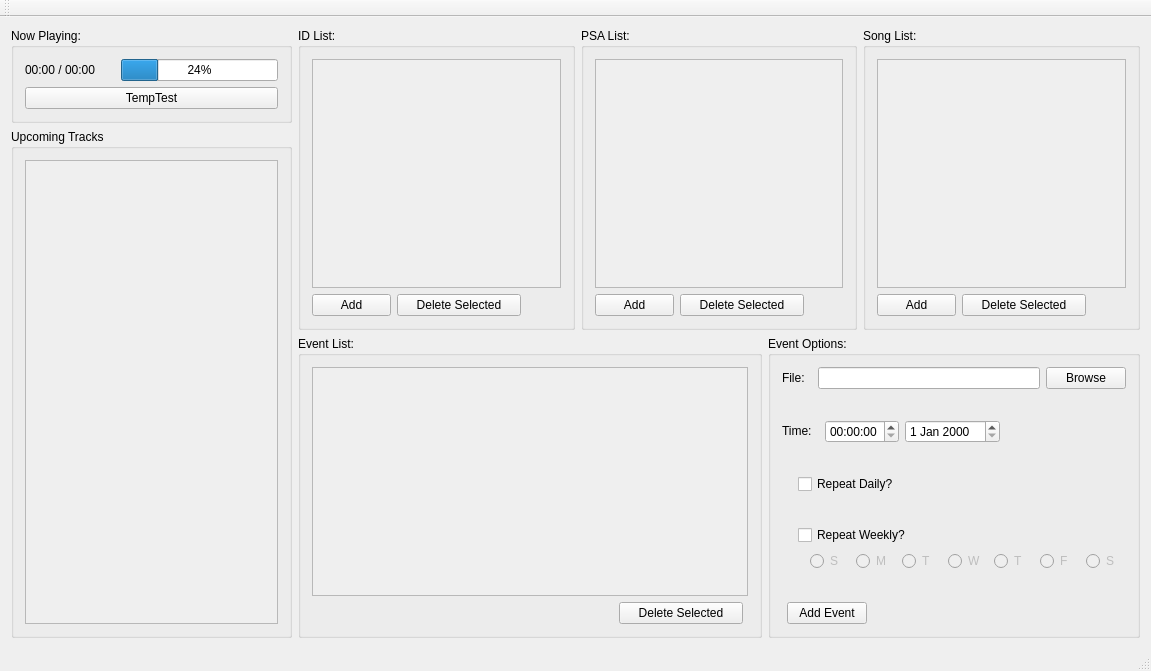
First picture: the form in mainwindow.ui, repository CaelCoruscare/AutoRadioDJ, before the edit.
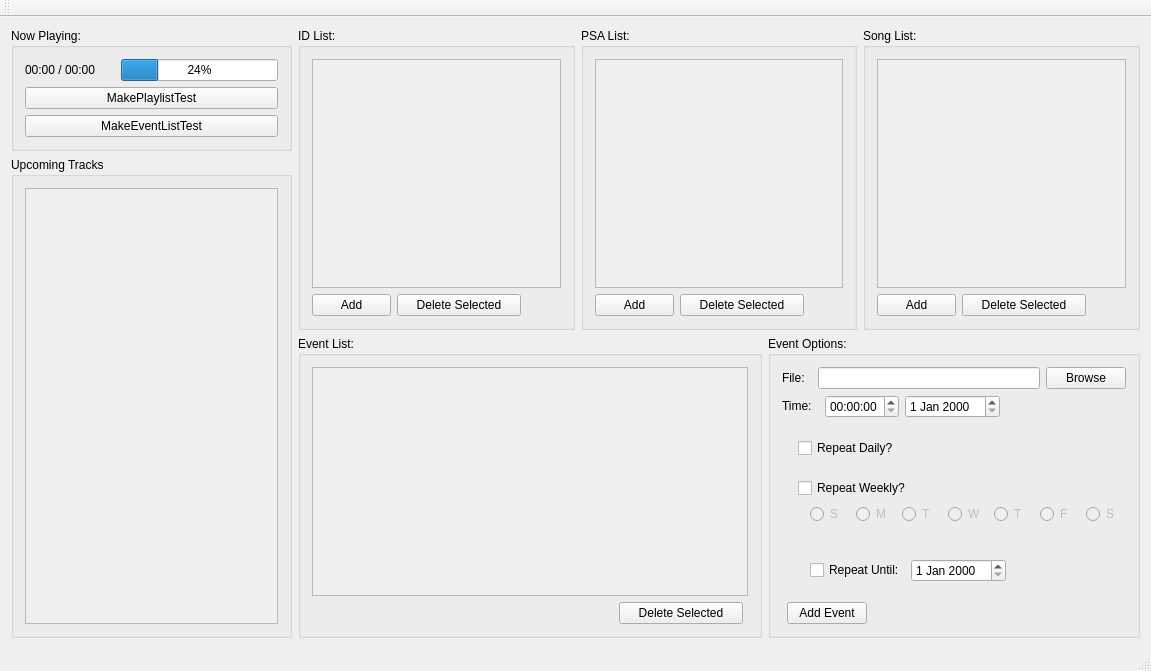
Second picture: the form after the edit.

Commit message: Hooked everything up. Creating events works now.

What changed in the file:
```diff
--- a/mainwindow.ui
+++ b/mainwindow.ui
@@ -62,7 +62,14 @@
          <item>
           <widget class="QPushButton" name="pushButton_TempTest">
            <property name="text">
-            <string>TempTest</string>
+            <string>MakePlaylistTest</string>
+           </property>
+          </widget>
+         </item>
+         <item>
+          <widget class="QPushButton" name="pushButton_EventTest">
+           <property name="text">
+            <string>MakeEventListTest</string>
            </property>
           </widget>
          </item>
@@ -86,7 +93,7 @@
               <x>0</x>
               <y>0</y>
               <width>254</width>
-              <height>436</height>
+              <height>405</height>
              </rect>
             </property>
            </widget>
@@ -423,19 +430,6 @@
              </item>
             </layout>
            </item>
-           <item>
-            <spacer name="verticalSpacer_4">
-             <property name="orientation">
-              <enum>Qt::Vertical</enum>
-             </property>
-             <property name="sizeHint" stdset="0">
-              <size>
-               <width>20</width>
-               <height>13</height>
-              </size>
-             </property>
-            </spacer>
-           </item>
            <item>
             <layout class="QHBoxLayout" name="horizontalLayout_7">
              <item>
@@ -480,7 +474,7 @@
              <property name="sizeHint" stdset="0">
               <size>
                <width>20</width>
-               <height>13</height>
+               <height>8</height>
               </size>
              </property>
             </spacer>
@@ -539,7 +533,7 @@
              <property name="sizeHint" stdset="0">
               <size>
                <width>20</width>
-               <height>13</height>
+               <height>4</height>
               </size>
              </property>
             </spacer>
@@ -735,6 +729,75 @@
              </property>
             </spacer>
            </item>
+           <item>
+            <spacer name="verticalSpacer_5">
+             <property name="orientation">
+              <enum>Qt::Vertical</enum>
+             </property>
+             <property name="sizeHint" stdset="0">
+              <size>
+               <width>20</width>
+               <height>2</height>
+              </size>
+             </property>
+            </spacer>
+           </item>
+           <item>
+            <layout class="QHBoxLayout" name="horizontalLayout_15">
+             <item>
+              <spacer name="horizontalSpacer_15">
+               <property name="orientation">
+                <enum>Qt::Horizontal</enum>
+               </property>
+               <property name="sizeType">
+                <enum>QSizePolicy::Fixed</enum>
+               </property>
+               <property name="sizeHint" stdset="0">
+                <size>
+                 <width>28</width>
+                 <height>20</height>
+                </size>
+               </property>
+              </spacer>
+             </item>
+             <item>
+              <widget class="QCheckBox" name="checkBox_EventEnd">
+               <property name="text">
+                <string>Repeat Until:</string>
+               </property>
+              </widget>
+             </item>
+             <item>
+              <widget class="QDateEdit" name="dateEdit_EventEnd"/>
+             </item>
+             <item>
+              <spacer name="horizontalSpacer_14">
+               <property name="orientation">
+                <enum>Qt::Horizontal</enum>
+               </property>
+               <property name="sizeHint" stdset="0">
+                <size>
+                 <width>40</width>
+                 <height>20</height>
+                </size>
+               </property>
+              </spacer>
+             </item>
+            </layout>
+           </item>
+           <item>
+            <spacer name="verticalSpacer_6">
+             <property name="orientation">
+              <enum>Qt::Vertical</enum>
+             </property>
+             <property name="sizeHint" stdset="0">
+              <size>
+               <width>20</width>
+               <height>8</height>
+              </size>
+             </property>
+            </spacer>
+           </item>
            <item>
             <layout class="QHBoxLayout" name="horizontalLayout_12">
              <item>
```
Left out of the diff: 44 changed lines with no effect on the pictures. The commit also changes 7 other files.
